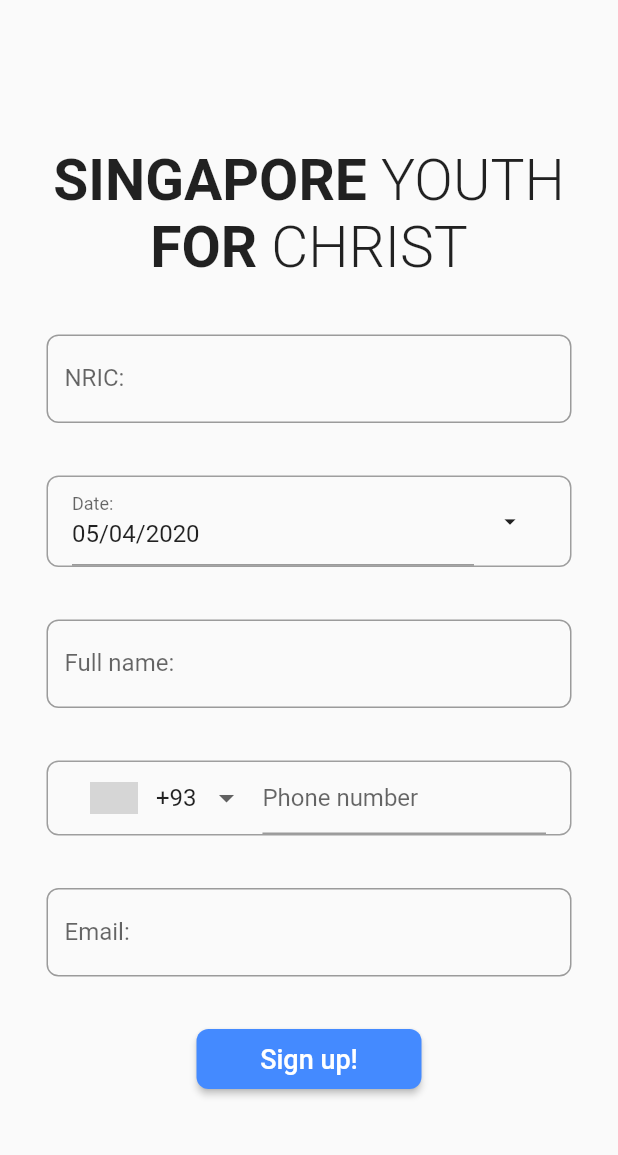
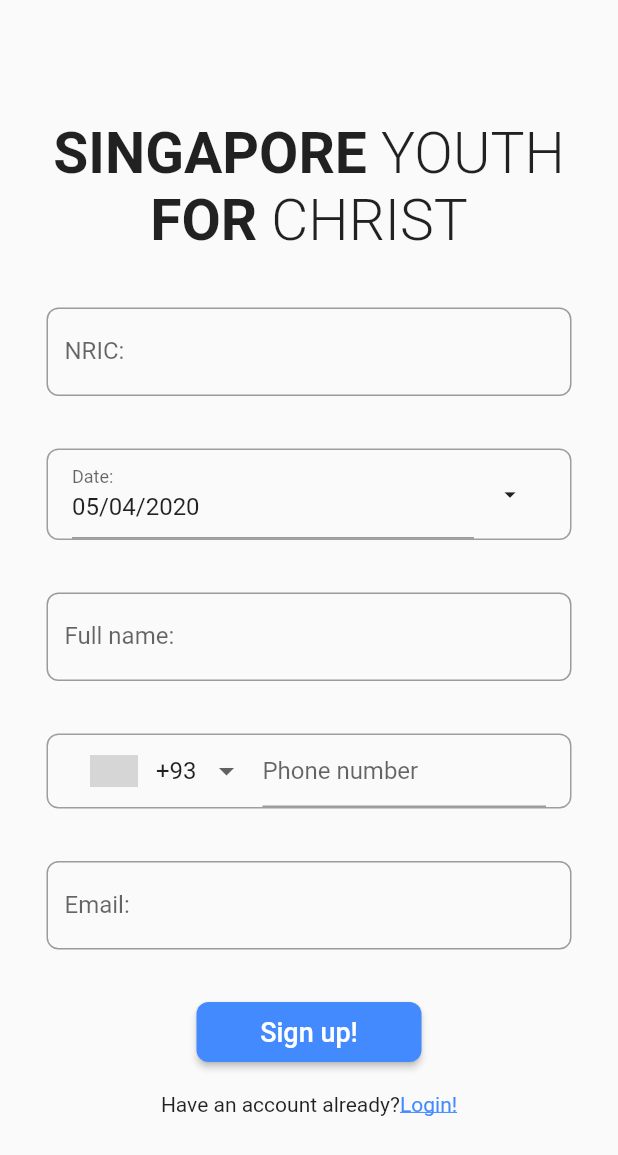
Before and after one commit to chuanhao01/PYTB20_SEED_SIG, a Flutter app: the screen it shows after launch, after a tap on "Sign up!", on a phone screen of 412 x 824 dp. Shown: the top 1155 px of the screen. Run offline on Flutter 3.47's test engine with Material 2 defaults, Android fonts, the phone set to English and light mode, and no system bars; drawn by our look-alikes of intl_phone_number_input; our stand-ins replace flutter_secure_storage, flutter_spinkit; grey boxes are pictures that could not be loaded.

Commit message:
added return to login function in register page + minor optimization to code

```diff
--- a/youth_for_christ/lib/main.dart
+++ b/youth_for_christ/lib/main.dart
@@ -5,6 +5,7 @@
 import "package:youthforchrist/pages/events.dart";
 import "package:youthforchrist/pages/register.dart";
 import "package:youthforchrist/pages/description.dart";
+import "package:youthforchrist/pages/profile.dart";
 void main() {
   SystemChrome.setSystemUIOverlayStyle(SystemUiOverlayStyle(
     statusBarColor: Colors.transparent,
@@ -16,5 +17,6 @@
     "/description": (context) => Description(),
     "/events": (context) => Events(),
     "/register":(context) => Register(),
+    "/profile": (context) => Profile()
   }));
 }
--- a/youth_for_christ/lib/pages/login.dart
+++ b/youth_for_christ/lib/pages/login.dart
@@ -1,6 +1,7 @@
 import "package:flutter/material.dart";
 import "package:flutter_secure_storage/flutter_secure_storage.dart";
 import 'package:youthforchrist/services/storage.dart';
+import 'package:youthforchrist/widgets/buttons.dart';
 
 class Login extends StatefulWidget {
   @override
@@ -119,28 +120,7 @@
                   ],
                 ),
               ),
-              Container(
-                margin: EdgeInsets.fromLTRB(0, 20, 0, 0),
-                child: Row(
-                  mainAxisAlignment: MainAxisAlignment.center,
-                  children: <Widget>[
-                    Text(
-                      "Don't have an account yet? ",
-                    ),
-                    GestureDetector(
-                      onTap: () {
-                        Navigator.pushReplacementNamed(context, "/register");
-                      },
-                      child: Text(
-                        "Sign up!",
-                        style: TextStyle(
-                            color: Colors.blueAccent,
-                            decoration: TextDecoration.underline),
-                      ),
-                    )
-                  ],
-                ),
-              ),
+              Hyperlinks(text: "Don't have an account yet?",hyperlink: "Sign up!",page: "register",),
             ])));
   }
 }
--- a/youth_for_christ/lib/pages/register.dart
+++ b/youth_for_christ/lib/pages/register.dart
@@ -244,6 +244,7 @@
                   ),
                 ],
               )),
+          Hyperlinks(text: "Have an account already?",hyperlink: "Login!",page: "login",),
         ],
       ),
     )));
--- a/youth_for_christ/lib/widgets/buttons.dart
+++ b/youth_for_christ/lib/widgets/buttons.dart
@@ -28,6 +28,7 @@
   String text;
   String hyperlink;
   String page;
+  Hyperlinks({this.text,this.hyperlink,this.page});
   @override
   Widget build(BuildContext context) {
     return Container(
```
Also changed, not shown: youth_for_christ/lib/pages/events.dart (+2 -8 lines), youth_for_christ/lib/pages/profile.dart (added, +22 -0 lines).
